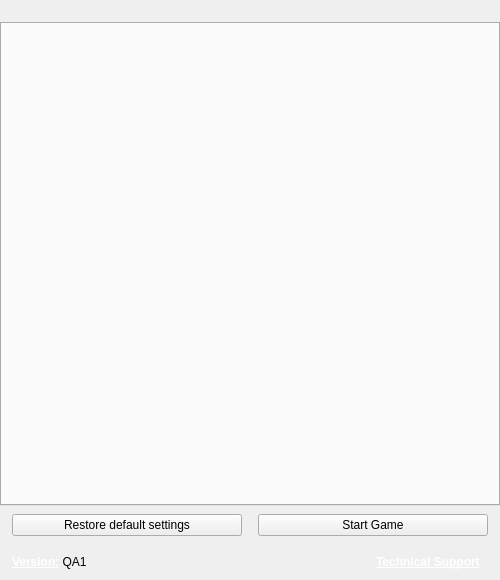
First picture: the form in src/launcherwindow.ui, repository CommitteeOfZero/realboot, before the edit.
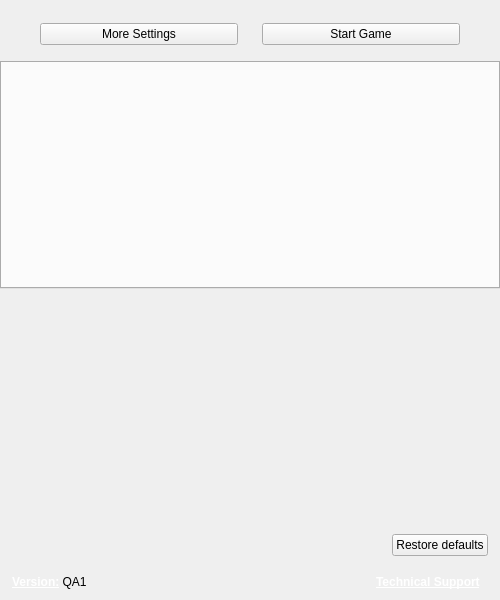
Second picture: the form after the edit. Icons and pictures are not drawn. Custom widgets are drawn as their Qt base class.

Commit message: by popular demand, mini layout

Patch:
```diff
--- a/src/launcherwindow.ui
+++ b/src/launcherwindow.ui
@@ -7,7 +7,7 @@
     <x>0</x>
     <y>0</y>
     <width>500</width>
-    <height>580</height>
+    <height>600</height>
    </rect>
   </property>
   <property name="sizePolicy">
@@ -19,13 +19,13 @@
   <property name="minimumSize">
    <size>
     <width>500</width>
-    <height>580</height>
+    <height>600</height>
    </size>
   </property>
   <property name="maximumSize">
    <size>
     <width>500</width>
-    <height>580</height>
+    <height>600</height>
    </size>
   </property>
   <property name="windowTitle">
@@ -86,26 +86,33 @@
         </widget>
        </item>
        <item>
-        <widget class="QTabWidget" name="tabWidget"/>
-       </item>
-       <item>
-        <layout class="QGridLayout" name="primaryButtonsLayout">
+        <layout class="QHBoxLayout" name="topButtonsLayout">
+         <property name="spacing">
+          <number>24</number>
+         </property>
          <property name="leftMargin">
-          <number>12</number>
+          <number>40</number>
          </property>
          <property name="topMargin">
-          <number>0</number>
+          <number>1</number>
          </property>
          <property name="rightMargin">
-          <number>12</number>
+          <number>40</number>
          </property>
          <property name="bottomMargin">
           <number>8</number>
          </property>
-         <property name="horizontalSpacing">
-          <number>16</number>
-         </property>
-         <item row="2" column="1">
+         <item>
+          <widget class="QPushButton" name="toggleSettingsButton">
+           <property name="text">
+            <string>More Settings</string>
+           </property>
+           <property name="primaryButton" stdset="0">
+            <bool>true</bool>
+           </property>
+          </widget>
+         </item>
+         <item>
           <widget class="QPushButton" name="startButton">
            <property name="sizePolicy">
             <sizepolicy hsizetype="Minimum" vsizetype="Preferred">
@@ -116,23 +123,79 @@
            <property name="text">
             <string>Start Game</string>
            </property>
-          </widget>
-         </item>
-         <item row="2" column="0">
-          <widget class="QPushButton" name="resetButton">
-           <property name="sizePolicy">
-            <sizepolicy hsizetype="Minimum" vsizetype="Preferred">
-             <horstretch>0</horstretch>
-             <verstretch>0</verstretch>
-            </sizepolicy>
-           </property>
-           <property name="text">
-            <string>Restore default settings</string>
+           <property name="primaryButton" stdset="0">
+            <bool>true</bool>
            </property>
           </widget>
          </item>
         </layout>
        </item>
+       <item>
+        <widget class="QTabWidget" name="tabWidget"/>
+       </item>
+       <item>
+        <widget class="MiniSettingsWidget" name="miniSettingsWidget" native="true"/>
+       </item>
+       <item>
+        <spacer name="miniBottomSpacer">
+         <property name="orientation">
+          <enum>Qt::Vertical</enum>
+         </property>
+         <property name="sizeHint" stdset="0">
+          <size>
+           <width>20</width>
+           <height>1</height>
+          </size>
+         </property>
+        </spacer>
+       </item>
+       <item>
+        <widget class="QWidget" name="bottomButtonsWidget" native="true">
+         <layout class="QGridLayout" name="bottomButtonsLayout">
+          <property name="leftMargin">
+           <number>12</number>
+          </property>
+          <property name="topMargin">
+           <number>1</number>
+          </property>
+          <property name="rightMargin">
+           <number>12</number>
+          </property>
+          <property name="bottomMargin">
+           <number>8</number>
+          </property>
+          <property name="horizontalSpacing">
+           <number>16</number>
+          </property>
+          <item row="2" column="1">
+           <widget class="QPushButton" name="resetButton">
+            <property name="sizePolicy">
+             <sizepolicy hsizetype="Minimum" vsizetype="Preferred">
+              <horstretch>0</horstretch>
+              <verstretch>0</verstretch>
+             </sizepolicy>
+            </property>
+            <property name="text">
+             <string>Restore defaults</string>
+            </property>
+           </widget>
+          </item>
+          <item row="2" column="0">
+           <spacer name="horizontalSpacer_2">
+            <property name="orientation">
+             <enum>Qt::Horizontal</enum>
+            </property>
+            <property name="sizeHint" stdset="0">
+             <size>
+              <width>40</width>
+              <height>20</height>
+             </size>
+            </property>
+           </spacer>
+          </item>
+         </layout>
+        </widget>
+       </item>
        <item>
         <layout class="QHBoxLayout" name="bottomBarLayout">
          <property name="spacing">
@@ -189,6 +252,14 @@
    </layout>
   </widget>
  </widget>
+ <customwidgets>
+  <customwidget>
+   <class>MiniSettingsWidget</class>
+   <extends>QWidget</extends>
+   <header>minisettingswidget.h</header>
+   <container>1</container>
+  </customwidget>
+ </customwidgets>
  <tabstops>
   <tabstop>tabWidget</tabstop>
   <tabstop>startButton</tabstop>
```
Left out of the diff: 1 changed line with no effect on the pictures. The commit also changes 11 other files.
